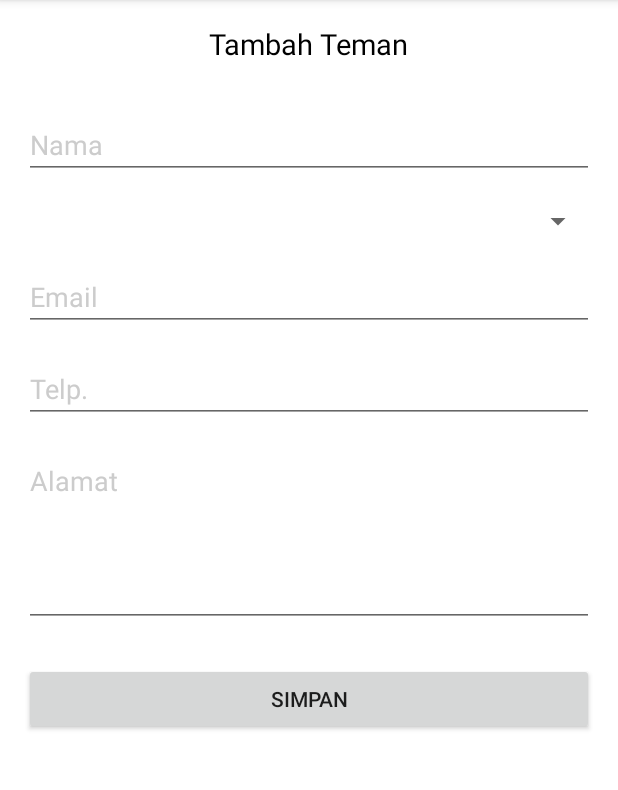
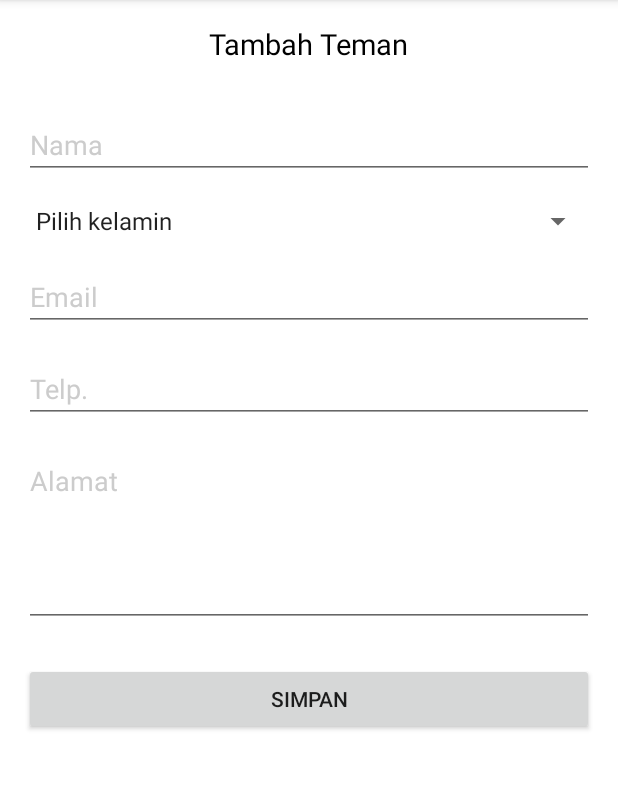
Before and after one commit to safrinauriya/MyFriendApp, an Android app: the screen it shows after launch (MainActivity), after a tap on an icon or button, on a phone screen of 412 x 824 dp, the part 84-874 px from its top. Run offline under Robolectric (Android 15) with nearby library versions, the phone set to English and light mode, and no system bars; our stand-ins replace Room's generated code; 1 statement that could not run was skipped.

Commit message:
second commit

```diff
--- a/app/src/main/java/com/example/android/myfriendapp/MyFriend.kt
+++ b/app/src/main/java/com/example/android/myfriendapp/MyFriend.kt
@@ -7,6 +7,7 @@ import androidx.room.PrimaryKey
 data class MyFriend(
     @PrimaryKey(autoGenerate = true)
     val temanId: Int? = null,
+
     val nama: String,
     val kelamin: String,
     val email: String,
--- a/app/src/main/java/com/example/android/myfriendapp/MyFriendDao.kt
+++ b/app/src/main/java/com/example/android/myfriendapp/MyFriendDao.kt
@@ -1,10 +1,7 @@
 package com.example.android.myfriendapp
 
 import androidx.lifecycle.LiveData
-import androidx.room.Dao
-import androidx.room.Insert
-import androidx.room.OnConflictStrategy
-import androidx.room.Query
+import androidx.room.*
 
 @Dao
 interface MyFriendDao {
@@ -12,6 +9,12 @@ interface MyFriendDao {
     @Insert(onConflict = OnConflictStrategy.REPLACE)
     fun tambahTeman(friend: MyFriend)
 
+    @Update
+    fun editTeman(friend: MyFriend)
+
+    @Delete
+    fun deleteTeman(friend: MyFriend)
+
     @Query("SELECT * FROM MyFriend")
     fun ambilSemuaTeman(): LiveData<List<MyFriend>>
 
--- a/app/src/main/java/com/example/android/myfriendapp/MyFriendsAddFragment.kt
+++ b/app/src/main/java/com/example/android/myfriendapp/MyFriendsAddFragment.kt
@@ -14,7 +14,6 @@ import kotlinx.coroutines.Job
 import kotlinx.coroutines.launch
 
 class MyFriendsAddFragment : Fragment() {
-
     companion object {
         fun newInstance(): MyFriendsAddFragment {
             return MyFriendsAddFragment()
@@ -26,6 +25,9 @@ class MyFriendsAddFragment : Fragment() {
     private var telpInput: String = ""
     private var alamatInput: String = ""
     private var genderInput: String = ""
+
+    private var db: AppDatabase? = null
+    private var myFriendDao: MyFriendDao? = null
 
     override fun onCreateView(
         inflater: LayoutInflater,
@@ -41,17 +43,18 @@ class MyFriendsAddFragment : Fragment() {
         initView()
     }
 
-    private fun initLocalDB() {
-        db = AppDatabase.getAppDataBase((activity!!))
-        myFriendDao = db.myFriendDao()
-    }
-
     private fun initView() {
         btnSave.setOnClickListener {
             validasiInput()
         }
         setDataSpinnerGener()
     }
+
+    private fun initLocalDB() {
+        db = AppDatabase.getAppDataBase(activity!!)
+        myFriendDao = db?.myFriendDao()
+    }
+
 
     private fun setDataSpinnerGener() {
         val adapter = ArrayAdapter.createFromResource(
@@ -94,7 +97,7 @@ class MyFriendsAddFragment : Fragment() {
     private fun tambahDataTeman(teman: MyFriend): Job {
 
         return GlobalScope.launch {
-            myFriendDao.tambahTeman(teman)
+            myFriendDao?.tambahTeman(teman)
             (activity as MainActivity).tampilMyFriendsFragment()
         }
     }
--- a/app/src/main/java/com/example/android/myfriendapp/MyFriendsFragment.kt
+++ b/app/src/main/java/com/example/android/myfriendapp/MyFriendsFragment.kt
@@ -12,16 +12,17 @@ import kotlinx.android.synthetic.*
 import kotlinx.android.synthetic.main.my_friends_fragment.*
 
 class MyFriendsFragment : Fragment() {
+
+    private var listTeman: List<MyFriend>? = null
+    private var db: AppDatabase? = null
+    private var myFriendDao: MyFriendDao? = null
+
     companion object {
         fun newInstance(): MyFriendsFragment {
             return MyFriendsFragment()
         }
     }
 
-    private var listTeman: List<MyFriend>? = null
-
-    private var db: AppDatabase? = null
-    private var myFriendDao: MyFriendDao? = null
 
     override fun onCreateView(
         inflater: LayoutInflater,
@@ -33,6 +34,8 @@ class MyFriendsFragment : Fragment() {
 
     override fun onViewCreated(view: View, savedInstanceState: Bundle?) {
         super.onViewCreated(view, savedInstanceState)
+
+
         initLocalDB()
         initView()
     }
@@ -46,6 +49,10 @@ class MyFriendsFragment : Fragment() {
         fabAddFriend.setOnClickListener {
             (activity as MainActivity).tampilMyFriendsAddFragment()
         }
+        fabAddFriend.setOnClickListener {
+            (activity as MainActivity).tampilMyFriendsAddFragment()
+        }
+
         ambilDataTeman()
     }
 
@@ -53,7 +60,7 @@ class MyFriendsFragment : Fragment() {
 
         listTeman = ArrayList()
         myFriendDao?.ambilSemuaTeman()?.observe(this, Observer { r ->
-            listTeman = r
+            listTeman = r as MutableList<MyFriend>?
 
             when {
                 listTeman?.size == 0 -> tampilToast("Belum ada data teman")
@@ -71,7 +78,7 @@ class MyFriendsFragment : Fragment() {
 
     private fun tampilTeman() {
         listMyFriend.layoutManager = LinearLayoutManager(activity)
-        listMyFriend.adapter = MyFriendAdapter(activity!!, listTeman!!)
+        listMyFriend.adapter = MyFriendAdapter(activity!!, (listTeman as ArrayList<MyFriend>?)!!)
     }
 
 
--- a/app/src/main/res/layout/activity_main.xml
+++ b/app/src/main/res/layout/activity_main.xml
@@ -6,7 +6,8 @@
     tools:context=".MainActivity">
 
     <FrameLayout
+        android:layout_width="match_parent"
         android:id="@+id/contentFrame"
-        android:layout_width="match_parent"
-        android:layout_height="match_parent" />
+        android:layout_height="match_parent"></FrameLayout>
+
 </androidx.constraintlayout.widget.ConstraintLayout>
--- a/app/src/main/res/values/strings.xml
+++ b/app/src/main/res/values/strings.xml
@@ -1,3 +1,8 @@
 <resources>
     <string name="app_name">MyFriendApp</string>
+    <string-array name="gender_list">
+        <item>Pilih kelamin</item>
+        <item>Laki-laki</item>
+        <item>Perempuan</item>
+    </string-array>
 </resources>
```
Also changed, not shown: app/src/main/java/com/example/android/myfriendapp/MainActivity.kt (+4 -5 lines), app/src/main/java/com/example/android/myfriendapp/RoomDatabase.kt (+5 -6 lines), app/src/main/res/drawable/ic_add_plus_button.xml (added, +10 -0 lines).
